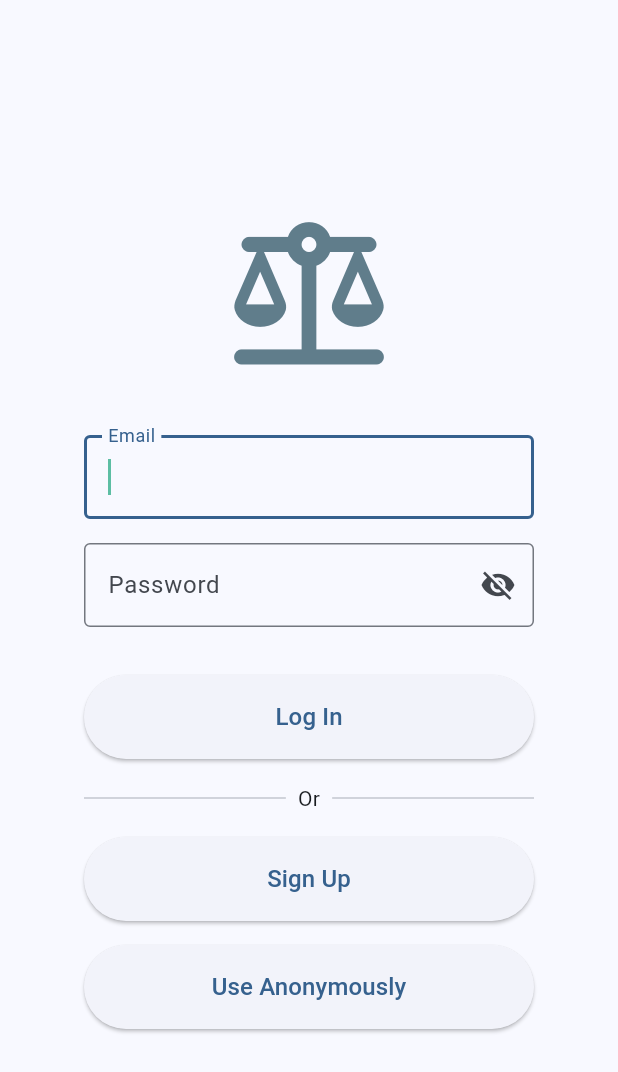
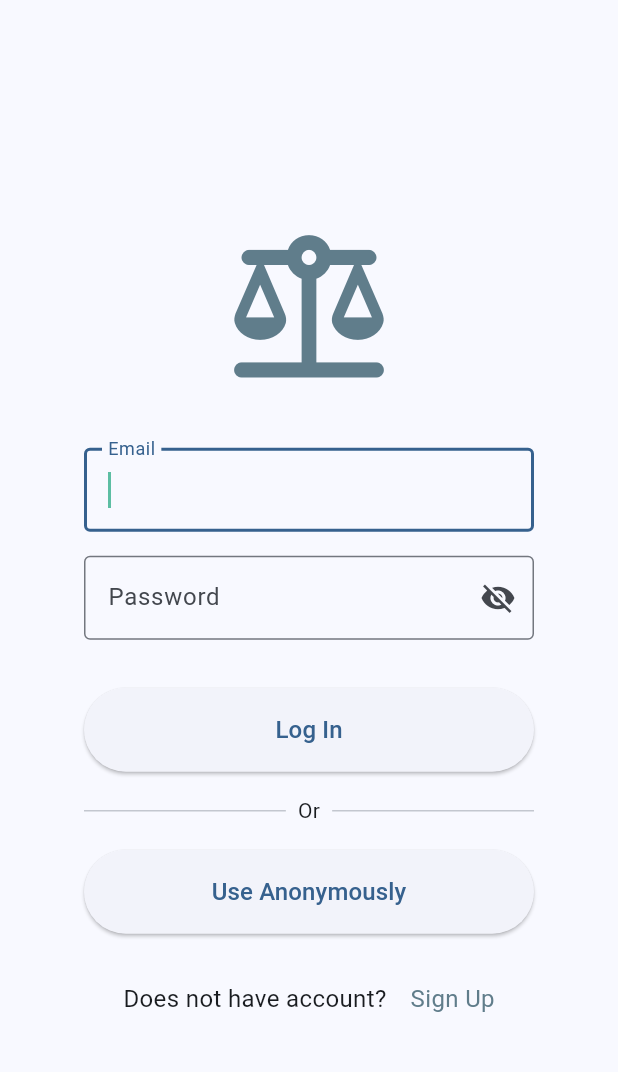
Before and after one commit to yamamomo2022/balance_ai_agent, a Flutter app: the screen it shows after launch, on a phone screen of 412 x 824 dp. Shown: the top 1072 px of the screen. Run offline on Flutter 3.47's test engine with Material 3 defaults, Android fonts, the phone set to English and light mode, and no system bars; our stand-ins replace dio, flutter_chat_types, flutter_chat_ui.

Commit message:
feat: add sign-up prompt to login/signup page
- Removed the previous sign-up button.
- Added a text prompt with a gesture detector for navigation to the sign-up page.

```diff
--- a/lib/pages/login_signup_page.dart
+++ b/lib/pages/login_signup_page.dart
@@ -37,24 +37,6 @@ class LoginSignupPage extends StatelessWidget {
               height: 56,
               child: ElevatedButton(
                 onPressed: () {
-                  // サインアップ画面に遷移する処理
-                  Navigator.push(
-                    context,
-                    MaterialPageRoute(builder: (context) => const SignupPage()),
-                  );
-                },
-                child: const Text(
-                  'Sign Up',
-                  style: TextStyle(fontSize: 16),
-                ),
-              ),
-            ),
-            const SizedBox(height: 16),
-            SizedBox(
-              width: 300,
-              height: 56,
-              child: ElevatedButton(
-                onPressed: () {
                   // 匿名で使用する処理
                   Navigator.pushReplacement(
                     context,
@@ -67,6 +49,31 @@ class LoginSignupPage extends StatelessWidget {
                   style: TextStyle(fontSize: 16),
                 ),
               ),
+            ),
+            const SizedBox(height: 32),
+            Row(
+              mainAxisAlignment: MainAxisAlignment.center,
+              children: [
+                Text("Does not have account?", style: TextStyle(fontSize: 16)),
+                SizedBox(width: 16),
+                GestureDetector(
+                  // GestureDetector で Text をラップ
+                  onTap: () {
+                    // サインアップ画面に遷移する処理
+                    Navigator.push(
+                      context,
+                      MaterialPageRoute(
+                          builder: (context) => const SignupPage()),
+                    );
+                  },
+                  child: const Text(
+                    // TextButton の代わりに Text を使用
+                    'Sign Up',
+                    style: TextStyle(
+                        fontSize: 16, color: Colors.blueGrey), // スタイルを調整
+                  ),
+                ),
+              ],
             ),
           ],
         ),
```
